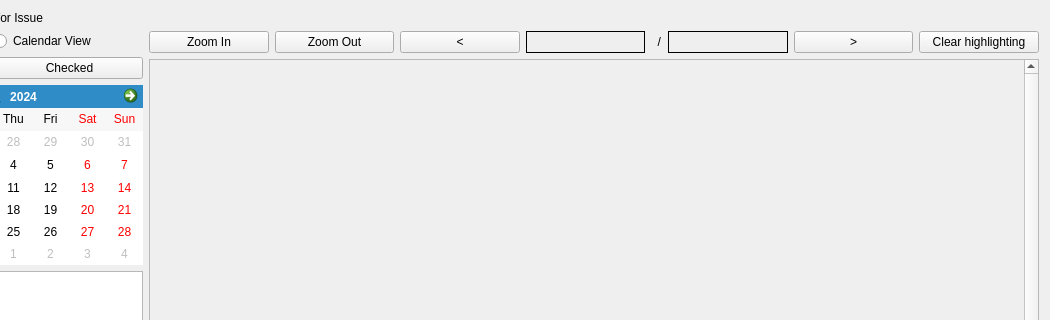
Old version of the form namalysator/w_structview.ui in the repository phungthomas/Namalysator; both pictures show x 168 to 1218 and y 0 to 320 of the 1218 by 877 pixel window.
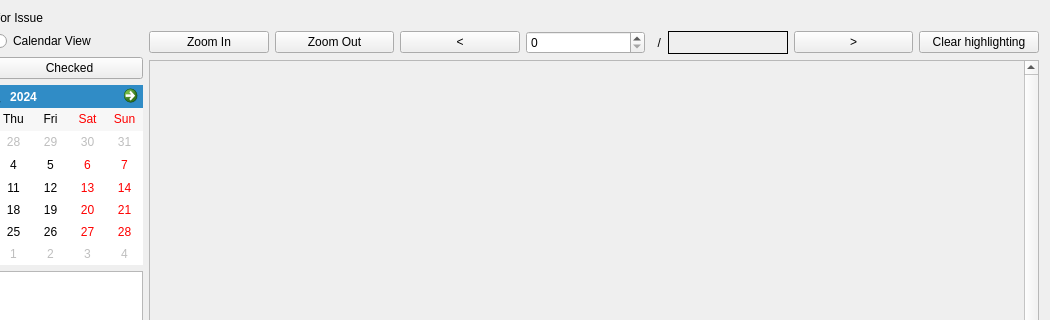
New version of the form.

Commit message: making page editable

Patch:
```diff
--- a/namalysator/w_structview.ui
+++ b/namalysator/w_structview.ui
@@ -230,20 +230,7 @@
           </widget>
          </item>
          <item>
-          <widget class="QLabel" name="lblPage">
-           <property name="minimumSize">
-            <size>
-             <width>0</width>
-             <height>16</height>
-            </size>
-           </property>
-           <property name="frameShape">
-            <enum>QFrame::Box</enum>
-           </property>
-           <property name="text">
-            <string/>
-           </property>
-          </widget>
+          <widget class="QSpinBox" name="lblPage"/>
          </item>
          <item>
           <widget class="QLabel" name="label_2">
```
The commit also changes 6 other files.
